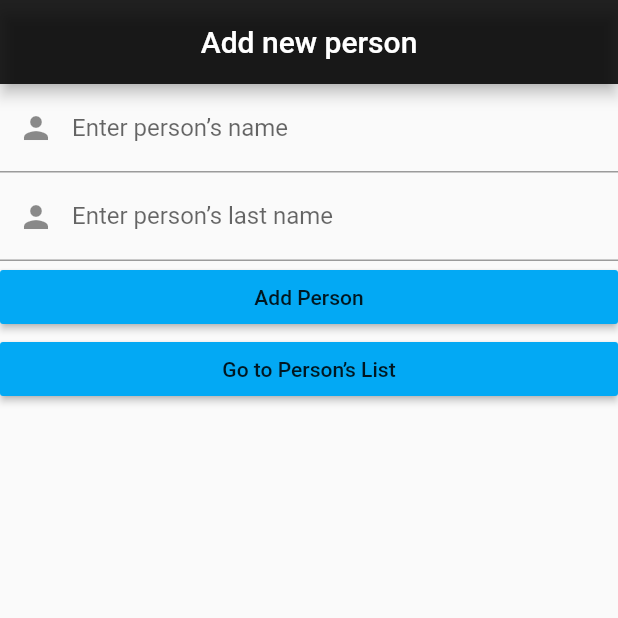
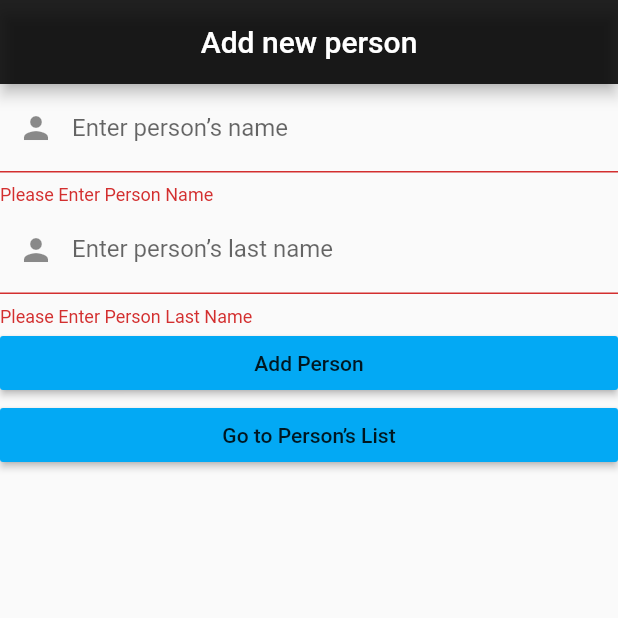
Before and after one commit to Danzzel/new_person_list, a Flutter app: the screen it shows after launch, after a tap on "Add Person", on a phone screen of 412 x 824 dp, the top half of it. Run offline on Flutter 3.47's test engine with Material 2 defaults, Android fonts, the phone set to English and light mode, and no system bars; our stand-ins replace sqflite; accounts and stored records are empty.

```diff
--- /dev/null
+++ b/lib/data_base/dataBase.dart
@@ -0,0 +1,95 @@
+import 'dart:io';
+import 'package:new_person_list/models/person.dart';
+import 'package:sqflite/sqflite.dart';
+import 'package:path_provider/path_provider.dart';
+
+class DBProvider {
+  DBProvider._();
+  static final DBProvider db = DBProvider._();
+
+  static Database _database;
+
+  String personsTable = 'Persons';
+  String columnId = 'id';
+  String columnName = 'name';
+  String columnLastName = 'lastName';
+
+  Future<Database> get database async {
+    if (_database != null) return _database;
+
+    _database = await _initDB();
+    return _database;
+  }
+
+  Future<Database> _initDB() async {
+    Directory dir = await getApplicationDocumentsDirectory();
+    String path = dir.path + 'Person.db';
+
+    return await openDatabase(path, version: 1, onCreate: _createDB);
+  }
+
+  void _createDB(Database db, int version) async {
+    await db.execute(
+        'CREATE TABLE $personsTable($columnId INTEGER PRIMARY KEY AUTOINCREMENT, $columnName TEXT, $columnLastName TEXT) ');
+  }
+
+// Read
+  Future<List<Person>> getPersons() async {
+    Database db = await this.database;
+    final List<Map<String, dynamic>> personMapList = await db.query(
+      personsTable,
+      orderBy: "$columnLastName,  $columnName"
+
+    );
+    final List<Person> personsList = [];
+    personMapList.forEach((personMap) {
+      personsList.add(Person.fromMap(personMap));
+    });
+    return personsList;
+  }
+
+// INSERT
+  Future<Person> insertPerson(Person person) async {
+    Database db = await this.database;
+    person.id =
+        await db.insert(personsTable, person.toMap(), nullColumnHack: columnId);
+    return person;
+  }
+
+  // UPDATE
+  Future<int> updatePerson(Person person) async {
+    Database db = await this.database;
+    return await db.update(
+      personsTable,
+      person.toMap(),
+      where: '$columnId = ?',
+      whereArgs: [person.id],
+    );
+  }
+
+  // Delete
+  Future<int> deletePerson(int id) async {
+    Database db = await this.database;
+    return await db.delete(
+      personsTable,
+      where: '$columnId = ?',
+      whereArgs: [id],
+    );
+  }
+
+  Future<List<Person>> selectPerson(String name) async {
+    Database db = await this.database;
+    final List<Map<String, dynamic>> personMapList = await db.query(
+      personsTable,
+      columns: ['$columnName, $columnLastName'],
+      where: 'LOWER(name)  = ? OR LOWER(lastName) =?',
+      whereArgs: ['$name', '$name'],
+    );
+
+    final List<Person> selectedPersonList = [];
+    personMapList.forEach((personMap) {
+      selectedPersonList.add(Person.fromMap(personMap));
+    });
+    return selectedPersonList;
+  }
+}
--- a/lib/models/list.dart
+++ /dev/null
@@ -1,3 +0,0 @@
-import 'package:new_person_list/models/person.dart';
-
-List<Person> PersonList =[];
--- a/lib/models/person.dart
+++ b/lib/models/person.dart
@@ -1,5 +1,20 @@
 class Person {
   String name;
   String lastName;
+  int id;
+  Person(this.id, this.lastName, this.name);
 
+  Map<String, dynamic> toMap() {
+    final map = Map<String, dynamic>();
+    map['id'] = id;
+    map['name'] = name;
+    map['lastName'] = lastName;
+    return map;
+  }
+
+  Person.fromMap(Map<String, dynamic> map) {
+    id = map['id'];
+    name = map['name'];
+    lastName = map['lastName'];
+  }
 }
--- a/lib/models/persons_list.dart
+++ b/lib/models/persons_list.dart
@@ -1,15 +1,15 @@
-import 'package:new_person_list/models/list.dart';
-import 'package:new_person_list/models/person.dart';
+// import 'package:new_person_list/models/list.dart';
+// import 'package:new_person_list/models/person.dart';
 
-class AddPerson {
-  Person newPerson = new Person();
-  String name;
-  String lastName;
+// class AddPerson {
+//   Person newPerson = new Person();
+//   String name;
+//   String lastName;
 
-  AddPerson({this.name, this.lastName}) {
-    newPerson.name = name;
-    newPerson.lastName = lastName;
-if(newPerson.name!=null){PersonList.add(newPerson);}
+//   AddPerson({this.name, this.lastName}) {
+//     newPerson.name = name;
+//     newPerson.lastName = lastName;
+// if(newPerson.name!=null){PersonList.add(newPerson);}
 
-  }
-}
+//   }
+// }
--- a/lib/pages/home_page.dart
+++ b/lib/pages/home_page.dart
@@ -1,6 +1,8 @@
 import 'package:flutter/material.dart';
+import 'package:new_person_list/data_base/dataBase.dart';
 import 'package:new_person_list/models/person.dart';
-import 'package:new_person_list/models/persons_list.dart';
+// import 'package:new_person_list/models/person.dart';
+// import 'package:new_person_list/models/persons_list.dart';
 import 'package:new_person_list/pages/persons_list_page.dart';
 
 class HomePage extends StatefulWidget {
@@ -13,7 +15,23 @@ class _HomePageState extends State<HomePage> {
   final _nameController = TextEditingController();
   final _lastNameController = TextEditingController();
 
+  Future<List<Person>> _personsList;
+  String _personName;
+  String _personLastName;
+  int personIDforUpdate;
+  bool isUpdate = false;
 
+  @override
+  void initState() {
+    updatePersonList();
+    super.initState();
+  }
+
+  updatePersonList() {
+    setState(() {
+      _personsList = DBProvider.db.getPersons();
+    });
+  }
 
   @override
   void dispose() {
@@ -31,16 +49,37 @@ class _HomePageState extends State<HomePage> {
         backgroundColor: Colors.black87,
       ),
       body: Form(
+        key: _formKey,
         child: ListView(
           children: [
             TextFormField(
+              validator: (value) {
+                if (value.isEmpty) {
+                  return 'Please Enter Person Name';
+                }
+                if (value.trim() == "") return "Only Space is Not Valid!!!";
+                return null;
+              },
               controller: _nameController,
+              onSaved: (value) {
+                _personName = value;
+              },
               decoration: InputDecoration(
                   labelText: 'Enter person’s name',
                   prefixIcon: Icon(Icons.person)),
             ),
             TextFormField(
+              validator: (value) {
+                if (value.isEmpty) {
+                  return 'Please Enter Person Last Name';
+                }
+                if (value.trim() == "") return "Only Space is Not Valid!!!";
+                return null;
+              },
               controller: _lastNameController,
+              onSaved: (value) {
+                _personLastName = value;
+              },
               decoration: InputDecoration(
                   labelText: 'Enter person’s last name',
                   prefixIcon: Icon(Icons.person)),
@@ -49,19 +88,34 @@ class _HomePageState extends State<HomePage> {
                 padding: EdgeInsets.all(0),
                 color: Colors.lightBlue,
                 onPressed: () {
-                  if (!_lastNameController.text.isEmpty  && !_nameController.text.isEmpty) {
-                    AddPerson(
-                        name: _nameController.text,
-                        lastName: _lastNameController.text);
-                    _clearTextFormField();
+                  if (isUpdate) {
+                    if (_formKey.currentState.validate()) {
+                      _formKey.currentState.save();
+                      DBProvider.db
+                          .updatePerson(Person(
+                              personIDforUpdate, _personLastName, _personName))
+                          .then((data) {
+                        setState(() {
+                          isUpdate = true;
+                        });
+                      });
+                    }
+                  } else {
+                    if (_formKey.currentState.validate()) {
+                      _formKey.currentState.save();
+                      DBProvider.db.insertPerson(
+                          Person(null, _personLastName, _personName));
+                    }
                   }
-                  ;
+                  _clearTextFormField();
+                  updatePersonList();
                 },
                 child: Text('Add Person')),
             RaisedButton(
                 padding: EdgeInsets.all(0),
                 color: Colors.lightBlue,
                 onPressed: () {
+
                   Navigator.push(
                       context,
                       MaterialPageRoute(
--- a/pubspec.yaml
+++ b/pubspec.yaml
@@ -28,6 +28,8 @@ dependencies:
   # The following adds the Cupertino Icons font to your application.
   # Use with the CupertinoIcons class for iOS style icons.
   cupertino_icons: ^1.0.0
+  path_provider: ^1.6.27
+  sqflite: ^1.3.2+3
 
 dev_dependencies:
   flutter_test:
```
Also changed, not shown: lib/event/serching_person.dart (+14 -14 lines), lib/pages/persons_list_page.dart (+113 -49 lines), pubspec.lock.
